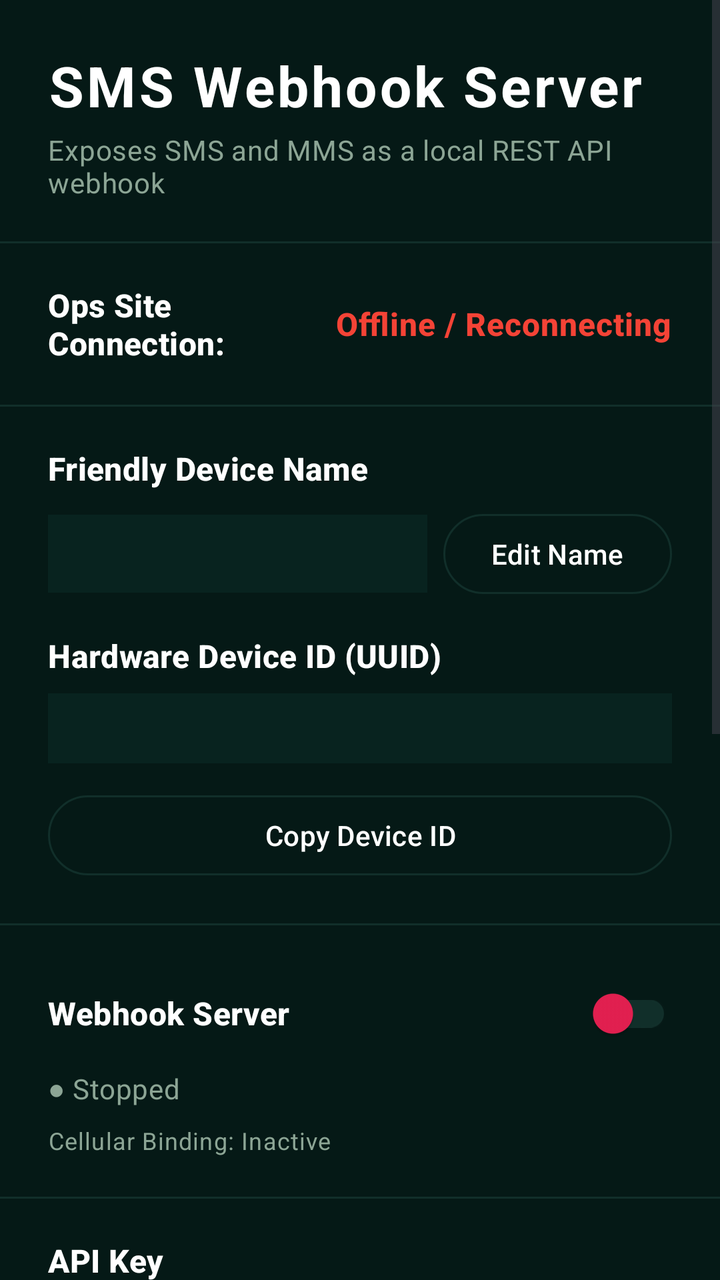
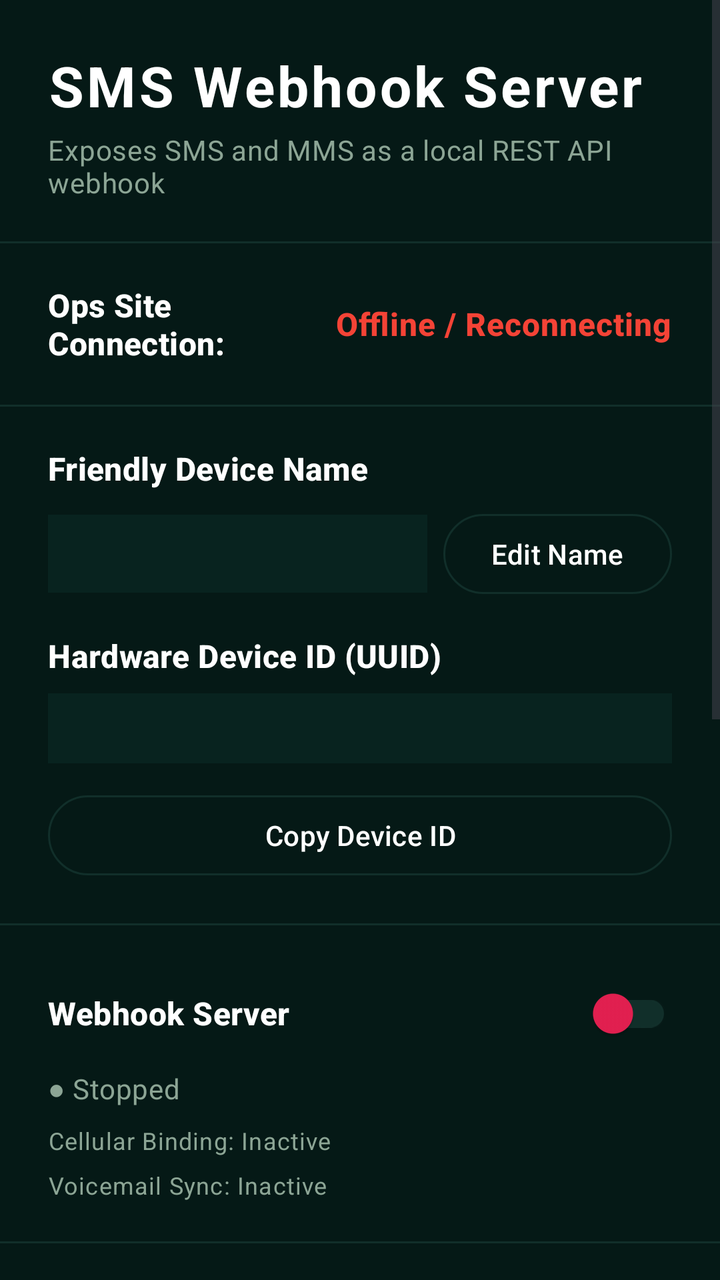

Compare the two renders of this Android layout. The source of the first and the diff that turns it into the second are given below.
<!-- AndroidManifest.xml: application theme Theme.SmsServer -->
<!-- res/layout/activity_main.xml -->
<?xml version="1.0" encoding="utf-8"?>
<androidx.constraintlayout.widget.ConstraintLayout
    xmlns:android="http://schemas.android.com/apk/res/android"
    xmlns:app="http://schemas.android.com/apk/res-auto"
    xmlns:tools="http://schemas.android.com/tools"
    android:layout_width="match_parent"
    android:layout_height="match_parent"
    android:background="@color/bg_dark_neutral"
    tools:context=".MainActivity">

    <ScrollView
        android:id="@+id/scrollView"
        android:layout_width="match_parent"
        android:layout_height="match_parent"
        android:fillViewport="true"
        app:layout_constraintTop_toTopOf="parent"
        app:layout_constraintBottom_toBottomOf="parent"
        app:layout_constraintStart_toStartOf="parent"
        app:layout_constraintEnd_toEndOf="parent">

        <LinearLayout
            android:layout_width="match_parent"
            android:layout_height="wrap_content"
            android:orientation="vertical"
            android:paddingTop="24dp"
            android:paddingBottom="24dp">

            
            <LinearLayout
                android:layout_width="match_parent"
                android:layout_height="wrap_content"
                android:orientation="vertical"
                android:paddingHorizontal="24dp"
                android:paddingBottom="20dp">

                <TextView
                    android:id="@+id/tvTitle"
                    android:layout_width="match_parent"
                    android:layout_height="wrap_content"
                    android:text="@string/app_name"
                    android:textAppearance="@style/TextAppearance.Material3.HeadlineMedium"
                    android:textColor="@color/color_text_primary"
                    android:textStyle="bold"
                    android:letterSpacing="0.05" />

                <TextView
                    android:layout_width="match_parent"
                    android:layout_height="wrap_content"
                    android:text="@string/app_description"
                    android:textAppearance="@style/TextAppearance.Material3.BodyMedium"
                    android:textColor="@color/color_text_secondary"
                    android:paddingTop="4dp" />
            </LinearLayout>

            <View
                android:layout_width="match_parent"
                android:layout_height="1dp"
                android:background="@color/color_divider_neutral" />

            
            <LinearLayout
                android:layout_width="match_parent"
                android:layout_height="wrap_content"
                android:orientation="horizontal"
                android:paddingHorizontal="24dp"
                android:paddingTop="20dp"
                android:paddingBottom="20dp"
                android:gravity="center_vertical">

                <TextView
                    android:layout_width="0dp"
                    android:layout_height="wrap_content"
                    android:layout_weight="1"
                    android:text="@string/connection_status_label"
                    android:textAppearance="@style/TextAppearance.Material3.TitleMedium"
                    android:textColor="@color/color_text_primary"
                    android:textStyle="bold" />

                <TextView
                    android:id="@+id/tvConnectionStatus"
                    android:layout_width="wrap_content"
                    android:layout_height="wrap_content"
                    android:text="@string/status_offline"
                    android:textAppearance="@style/TextAppearance.Material3.TitleMedium"
                    android:textStyle="bold"
                    android:textColor="@color/status_stopped"
                    android:letterSpacing="0.02" />
            </LinearLayout>

            <View
                android:layout_width="match_parent"
                android:layout_height="1dp"
                android:background="@color/color_divider_neutral" />

            
            <LinearLayout
                android:layout_width="match_parent"
                android:layout_height="wrap_content"
                android:orientation="vertical"
                android:paddingHorizontal="24dp"
                android:paddingTop="20dp"
                android:paddingBottom="20dp">

                
                <TextView
                    android:layout_width="wrap_content"
                    android:layout_height="wrap_content"
                    android:text="@string/device_name_label"
                    android:textAppearance="@style/TextAppearance.Material3.TitleMedium"
                    android:textColor="@color/color_text_primary"
                    android:textStyle="bold" />

                <LinearLayout
                    android:layout_width="match_parent"
                    android:layout_height="wrap_content"
                    android:orientation="horizontal"
                    android:layout_marginTop="8dp"
                    android:gravity="center_vertical">

                    <TextView
                        android:id="@+id/tvDeviceName"
                        android:layout_width="0dp"
                        android:layout_height="wrap_content"
                        android:layout_weight="1"
                        android:fontFamily="sans-serif-medium"
                        android:textColor="@color/color_text_primary"
                        android:padding="10dp"
                        android:layout_marginEnd="8dp"
                        android:background="@color/bg_surface_neutral"
                        android:textAppearance="@style/TextAppearance.Material3.BodyMedium" />

                    <com.google.android.material.button.MaterialButton
                        android:id="@+id/btnEditDeviceName"
                        style="@style/Widget.Material3.Button.OutlinedButton"
                        android:layout_width="wrap_content"
                        android:layout_height="wrap_content"
                        android:text="@string/edit_name"
                        android:textColor="@color/color_text_primary"
                        app:strokeColor="@color/color_divider_neutral" />
                </LinearLayout>

                
                <TextView
                    android:layout_width="wrap_content"
                    android:layout_height="wrap_content"
                    android:layout_marginTop="16dp"
                    android:text="@string/device_id_label"
                    android:textAppearance="@style/TextAppearance.Material3.TitleMedium"
                    android:textColor="@color/color_text_primary"
                    android:textStyle="bold" />

                <TextView
                    android:id="@+id/tvDeviceId"
                    android:layout_width="match_parent"
                    android:layout_height="wrap_content"
                    android:fontFamily="monospace"
                    android:textColor="@color/color_text_primary"
                    android:padding="8dp"
                    android:layout_marginTop="8dp"
                    android:background="@color/bg_surface_neutral"
                    android:textAppearance="@style/TextAppearance.Material3.BodyMedium"
                    android:textIsSelectable="true" />

                <com.google.android.material.button.MaterialButton
                    android:id="@+id/btnCopyDeviceId"
                    style="@style/Widget.Material3.Button.OutlinedButton"
                    android:layout_width="match_parent"
                    android:layout_height="wrap_content"
                    android:layout_marginTop="12dp"
                    android:text="@string/copy_device_id"
                    android:textColor="@color/color_text_primary"
                    app:strokeColor="@color/color_divider_neutral" />
            </LinearLayout>

            <View
                android:layout_width="match_parent"
                android:layout_height="1dp"
                android:background="@color/color_divider_neutral" />

            
            <LinearLayout
                android:layout_width="match_parent"
                android:layout_height="wrap_content"
                android:orientation="vertical"
                android:paddingHorizontal="24dp"
                android:paddingTop="20dp"
                android:paddingBottom="20dp">

                <LinearLayout
                    android:layout_width="match_parent"
                    android:layout_height="wrap_content"
                    android:orientation="horizontal"
                    android:gravity="center_vertical">

                    <TextView
                        android:layout_width="0dp"
                        android:layout_height="wrap_content"
                        android:layout_weight="1"
                        android:text="@string/server_label"
                        android:textAppearance="@style/TextAppearance.Material3.TitleMedium"
                        android:textColor="@color/color_text_primary"
                        android:textStyle="bold" />

                    <com.google.android.material.switchmaterial.SwitchMaterial
                        android:id="@+id/switchServer"
                        android:layout_width="wrap_content"
                        android:layout_height="wrap_content"
                        app:useMaterialThemeColors="false"
                        app:thumbTint="@color/color_cta_red"
                        app:trackTint="@color/color_divider_neutral" />
                </LinearLayout>

                <TextView
                    android:id="@+id/tvServerStatus"
                    android:layout_width="wrap_content"
                    android:layout_height="wrap_content"
                    android:text="@string/server_stopped"
                    android:textAppearance="@style/TextAppearance.Material3.BodyMedium"
                    android:textColor="@color/color_text_secondary"
                    android:paddingTop="4dp" />

                <TextView
                    android:id="@+id/tvCellularStatus"
                    android:layout_width="wrap_content"
                    android:layout_height="wrap_content"
                    android:text="Cellular Binding: Inactive"
                    android:textAppearance="@style/TextAppearance.Material3.BodySmall"
                    android:textColor="@color/color_text_secondary"
                    android:paddingTop="8dp" />

                <TextView
                    android:id="@+id/tvServerUrl"
                    android:layout_width="wrap_content"
                    android:layout_height="wrap_content"
                    android:textAppearance="@style/TextAppearance.Material3.BodySmall"
                    android:fontFamily="monospace"
                    android:textColor="@color/color_text_secondary"
                    android:textIsSelectable="true"
                    android:paddingTop="8dp"
                    android:visibility="gone" />

                <TextView
                    android:id="@+id/tvExternalUrl"
                    android:layout_width="wrap_content"
                    android:layout_height="wrap_content"
                    android:textAppearance="@style/TextAppearance.Material3.BodySmall"
                    android:fontFamily="monospace"
                    android:textColor="@color/color_text_secondary"
                    android:textIsSelectable="true"
                    android:paddingTop="4dp"
                    android:visibility="gone" />
            </LinearLayout>

            <View
                android:layout_width="match_parent"
                android:layout_height="1dp"
                android:background="@color/color_divider_neutral" />

            
            <LinearLayout
                android:layout_width="match_parent"
                android:layout_height="wrap_content"
                android:orientation="vertical"
                android:paddingHorizontal="24dp"
                android:paddingTop="20dp"
                android:paddingBottom="20dp">

                <TextView
                    android:layout_width="wrap_content"
                    android:layout_height="wrap_content"
                    android:text="@string/api_key_label"
                    android:textAppearance="@style/TextAppearance.Material3.TitleMedium"
                    android:textColor="@color/color_text_primary"
                    android:textStyle="bold"
                    android:paddingBottom="8dp" />

                <TextView
                    android:id="@+id/tvApiKey"
                    android:layout_width="match_parent"
                    android:layout_height="wrap_content"
                    android:fontFamily="monospace"
                    android:textColor="@color/color_text_primary"
                    android:padding="8dp"
                    android:background="@color/bg_surface_neutral"
                    android:textAppearance="@style/TextAppearance.Material3.BodyMedium"
                    android:textIsSelectable="true" />

                <LinearLayout
                    android:layout_width="match_parent"
                    android:layout_height="wrap_content"
                    android:orientation="horizontal"
                    android:paddingTop="12dp">

                    <com.google.android.material.button.MaterialButton
                        android:id="@+id/btnCopyApiKey"
                        style="@style/Widget.Material3.Button.OutlinedButton"
                        android:layout_width="0dp"
                        android:layout_height="wrap_content"
                        android:layout_weight="1"
                        android:layout_marginEnd="6dp"
                        android:text="@string/copy"
                        android:textColor="@color/color_text_primary"
                        app:strokeColor="@color/color_divider_neutral" />

                    <com.google.android.material.button.MaterialButton
                        android:id="@+id/btnEditApiKey"
                        style="@style/Widget.Material3.Button.OutlinedButton"
                        android:layout_width="0dp"
                        android:layout_height="wrap_content"
                        android:layout_weight="1"
                        android:layout_marginEnd="6dp"
                        android:text="@string/edit"
                        android:textColor="@color/color_text_primary"
                        app:strokeColor="@color/color_divider_neutral" />

                    <com.google.android.material.button.MaterialButton
                        android:id="@+id/btnRegenApiKey"
                        style="@style/Widget.Material3.Button.OutlinedButton"
                        android:layout_width="0dp"
                        android:layout_height="wrap_content"
                        android:layout_weight="1"
                        android:text="@string/regenerate"
                        android:textColor="@color/color_text_secondary"
                        app:strokeColor="@color/color_divider_neutral" />

                </LinearLayout>
            </LinearLayout>

            <View
                android:layout_width="match_parent"
                android:layout_height="1dp"
                android:background="@color/color_divider_neutral" />

            
            <LinearLayout
                android:layout_width="match_parent"
                android:layout_height="wrap_content"
                android:orientation="vertical"
                android:paddingHorizontal="24dp"
                android:paddingTop="20dp"
                android:paddingBottom="20dp">

                <TextView
                    android:layout_width="wrap_content"
                    android:layout_height="wrap_content"
                    android:text="@string/config_label"
                    android:textAppearance="@style/TextAppearance.Material3.TitleMedium"
                    android:textColor="@color/color_text_primary"
                    android:textStyle="bold"
                    android:paddingBottom="8dp" />

                <com.google.android.material.textfield.TextInputLayout
                    android:layout_width="match_parent"
                    android:layout_height="wrap_content"
                    app:boxStrokeColor="@color/color_cta_red"
                    app:hintTextColor="@color/color_text_secondary"
                    style="@style/Widget.Material3.TextInputLayout.OutlinedBox">

                    <com.google.android.material.textfield.TextInputEditText
                        android:id="@+id/etPort"
                        android:layout_width="match_parent"
                        android:layout_height="wrap_content"
                        android:inputType="number"
                        android:textColor="@color/color_text_primary"
                        android:hint="@string/port_hint" />

                </com.google.android.material.textfield.TextInputLayout>

                <com.google.android.material.button.MaterialButton
                    android:id="@+id/btnSavePort"
                    android:layout_width="match_parent"
                    android:layout_height="wrap_content"
                    android:layout_marginTop="8dp"
                    android:text="@string/save_port"
                    android:textColor="@color/colorOnPrimary"
                    android:backgroundTint="@color/color_cta_red" />

                <com.google.android.material.textfield.TextInputLayout
                    android:layout_width="match_parent"
                    android:layout_height="wrap_content"
                    android:layout_marginTop="16dp"
                    app:boxStrokeColor="@color/color_cta_red"
                    app:hintTextColor="@color/color_text_secondary"
                    style="@style/Widget.Material3.TextInputLayout.OutlinedBox">

                    <com.google.android.material.textfield.TextInputEditText
                        android:id="@+id/etRelayUrl"
                        android:layout_width="match_parent"
                        android:layout_height="wrap_content"
                        android:inputType="textUri"
                        android:textColor="@color/color_text_primary"
                        android:hint="@string/relay_hint" />

                </com.google.android.material.textfield.TextInputLayout>

                <com.google.android.material.button.MaterialButton
                    android:id="@+id/btnSaveRelay"
                    android:layout_width="match_parent"
                    android:layout_height="wrap_content"
                    android:layout_marginTop="8dp"
                    android:text="@string/save_relay"
                    android:textColor="@color/colorOnPrimary"
                    android:backgroundTint="@color/color_cta_red" />

            </LinearLayout>

        </LinearLayout>
    </ScrollView>

</androidx.constraintlayout.widget.ConstraintLayout>
<!-- resources referenced by this layout -->
<resources>
  <color name="bg_dark_neutral">#051916</color>
  <color name="bg_surface_neutral">#08231F</color>
  <color name="colorOnPrimary">#FFFFFF</color>
  <color name="color_cta_red">#E52051</color>
  <color name="color_divider_neutral">#112F2A</color>
  <color name="color_text_primary">#FFFFFF</color>
  <color name="color_text_secondary">#8CA595</color>
  <color name="status_stopped">#F44336</color>
  <string name="api_key_label">API Key</string>
  <string name="app_description">Exposes SMS and MMS as a local REST API webhook</string>
  <string name="app_name">SMS Webhook Server</string>
  <string name="config_label">Config</string>
  <string name="connection_status_label">Ops Site Connection:</string>
  <string name="copy">Copy</string>
  <string name="copy_device_id">Copy Device ID</string>
  <string name="device_id_label">Hardware Device ID (UUID)</string>
  <string name="device_name_label">Friendly Device Name</string>
  <string name="edit">Edit</string>
  <string name="edit_name">Edit Name</string>
  <string name="port_hint">Port (1024–65535)</string>
  <string name="regenerate">Regenerate</string>
  <string name="relay_hint">wss://your-server/sms-relay/</string>
  <string name="save_port">Save Port</string>
  <string name="save_relay">Save Relay</string>
  <string name="server_label">Webhook Server</string>
  <string name="server_stopped">● Stopped</string>
  <string name="status_offline">Offline / Reconnecting</string>
  <style name="Theme.SmsServer" parent="Theme.Material3.DayNight.NoActionBar">
          <item name="colorPrimary">@color/colorPrimary</item>
          <item name="colorPrimaryVariant">@color/colorPrimaryVariant</item>
          <item name="colorOnPrimary">@color/colorOnPrimary</item>
          <item name="colorSecondary">@color/colorSecondary</item>
          <item name="colorOnSecondary">@color/colorOnSecondary</item>
          <item name="android:colorBackground">@color/colorBackground</item>
          <item name="colorSurface">@color/colorSurface</item>
          <item name="colorError">@color/colorError</item>
          <item name="android:statusBarColor">@color/bg_dark_neutral</item>
          <item name="android:windowBackground">@color/bg_dark_neutral</item>
      </style>
  <color name="colorPrimary">#E52051</color>
  <color name="colorPrimaryVariant">#B3163B</color>
  <color name="colorSecondary">#E52051</color>
  <color name="colorOnSecondary">#FFFFFF</color>
  <color name="colorBackground">#051916</color>
  <color name="colorSurface">#08231F</color>
  <color name="colorError">#F44336</color>
</resources>

<!-- the commit's change to res/layout/activity_main.xml (unified diff, before → after) -->
@@ -228,6 +228,37 @@
                     android:textColor="@color/color_text_secondary"
                     android:paddingTop="8dp" />
 
+                <LinearLayout
+                    android:id="@+id/layoutVoicemailSync"
+                    android:layout_width="match_parent"
+                    android:layout_height="wrap_content"
+                    android:orientation="horizontal"
+                    android:gravity="center_vertical"
+                    android:paddingTop="6dp">
+
+                    <TextView
+                        android:id="@+id/tvVoicemailStatus"
+                        android:layout_width="0dp"
+                        android:layout_height="wrap_content"
+                        android:layout_weight="1"
+                        android:text="Voicemail Sync: Inactive"
+                        android:textAppearance="@style/TextAppearance.Material3.BodySmall"
+                        android:textColor="@color/color_text_secondary" />
+
+                    <com.google.android.material.button.MaterialButton
+                        android:id="@+id/btnEnableVoicemailSync"
+                        style="@style/Widget.Material3.Button.TextButton"
+                        android:layout_width="wrap_content"
+                        android:layout_height="wrap_content"
+                        android:text="@string/grant_access"
+                        android:textSize="12sp"
+                        android:textColor="@color/color_cta_red"
+                        android:padding="0dp"
+                        android:minWidth="0dp"
+                        android:minHeight="0dp"
+                        android:visibility="gone" />
+                </LinearLayout>
+
                 <TextView
                     android:id="@+id/tvServerUrl"
                     android:layout_width="wrap_content"
<!-- resource entries referenced after the edit -->
@@ -19,6 +19,7 @@
   <string name="device_name_label">Friendly Device Name</string>
   <string name="edit">Edit</string>
   <string name="edit_name">Edit Name</string>
+  <string name="grant_access">Grant Access</string>
   <string name="port_hint">Port (1024–65535)</string>
   <string name="regenerate">Regenerate</string>
   <string name="relay_hint">wss://your-server/sms-relay/</string>
